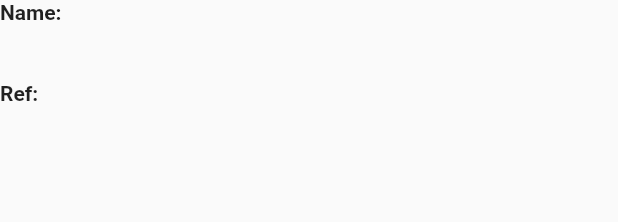
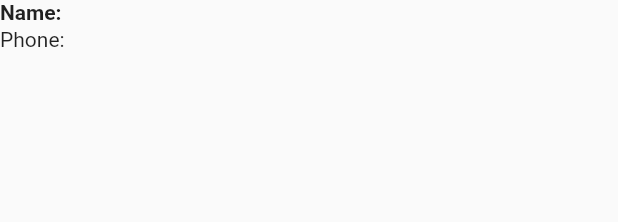
Before and after one commit to KashyapBhat/Netsurf-Flutter-App, a Flutter app: what buildCustomerAddress() shows on an empty page, opened directly, on a phone screen of 412 x 824 dp. Shown: the top 222 px of the screen. Run offline on Flutter 3.47's test engine with Material 2 defaults, Android fonts, the phone set to English and light mode, and no system bars; our stand-ins replace cached_network_image, cloud_firestore, firebase_core, flutter_phoenix, open_file, package_info_plus and 5 more; missing offline and left inert: cloud_firestore_web, firebase_core_web, package_info_plus_web, share_plus_web, shared_preferences_web; accounts and stored records are empty; network calls fail.

Commit message:
- Distributer - Saved bills - Phone No - if empty don’t show ref - Share don’t save

```diff
--- a/lib/common/utils/billing_pdf.dart
+++ b/lib/common/utils/billing_pdf.dart
@@ -53,12 +53,14 @@ class PdfInvoiceApi {
           Text("Name: " + customer.name,
               style: TextStyle(fontWeight: FontWeight.bold)),
           SizedBox(height: 2),
-          Text(customer.mobileNo),
+          Text("Phone: " + customer.mobileNo),
           SizedBox(height: 2),
           Text(customer.email),
-          SizedBox(height: 2),
-          Text("Ref: " + customer.cRefId,
-              style: TextStyle(fontWeight: FontWeight.bold)),
+          if (customer.cRefId != null && customer.cRefId.isNotEmpty)
+            SizedBox(height: 2),
+          if (customer.cRefId != null && customer.cRefId.isNotEmpty)
+            Text("Ref: " + customer.cRefId,
+                style: TextStyle(fontWeight: FontWeight.bold)),
         ],
       );
 
--- a/lib/ui/biller.dart
+++ b/lib/ui/biller.dart
@@ -264,9 +264,9 @@ class HomePageState extends State<BillerPage> {
           ),
           Expanded(
             child: CustomButton(
-              buttonText: isAlreadySaved ? "Open PDF" : "Save",
+              buttonText: isAlreadySaved ? "Share PDF" : "Save",
               onClick: () async {
-                await Preference.addBill(invoice);
+                if (!isAlreadySaved) await Preference.addBill(invoice);
                 final billings = await Preference.getBills();
                 billings.forEach((element) {
                   print("BILLS" + element.price.dispFinalAmt());
--- a/lib/ui/drawer.dart
+++ b/lib/ui/drawer.dart
@@ -66,7 +66,7 @@ class AppDrawer extends StatelessWidget {
                 if (retailer.name.isNotEmpty) Divider(),
                 _createDrawerItem(
                   icon: Icons.collections_bookmark_rounded,
-                  text: 'Saved',
+                  text: SAVED,
                   onTap: () {
                     Navigator.push(
                       context,
@@ -80,7 +80,7 @@ class AppDrawer extends StatelessWidget {
                 ),
                 _createDrawerItem(
                   icon: Icons.account_box_rounded,
-                  text: 'Retailer Logout',
+                  text: 'Distributor Logout',
                   onTap: () async {
                     if (await Preference.remove(SP_RETAILER))
                       Phoenix.rebirth(buildContext);
--- a/lib/ui/home.dart
+++ b/lib/ui/home.dart
@@ -128,7 +128,7 @@ class HomePageState extends State<HomePage> {
   }
 
   Widget scrollView() {
-    textValue = isRetailer ? "Retailer" : "Customer";
+    textValue = isRetailer ? "Distributor" : "Customer";
     return CustomScrollView(
       controller: _controller,
       slivers: <Widget>[
@@ -171,7 +171,7 @@ class HomePageState extends State<HomePage> {
             if (isRetailer)
               Flexible(
                 child: Text(
-                  "Before moving forward, let's update the retailer details!",
+                  "Before moving forward, let's update the distributor details!",
                   textAlign: TextAlign.center,
                   style: TextStyle(fontSize: 13, fontWeight: FontWeight.bold),
                 ),
```
